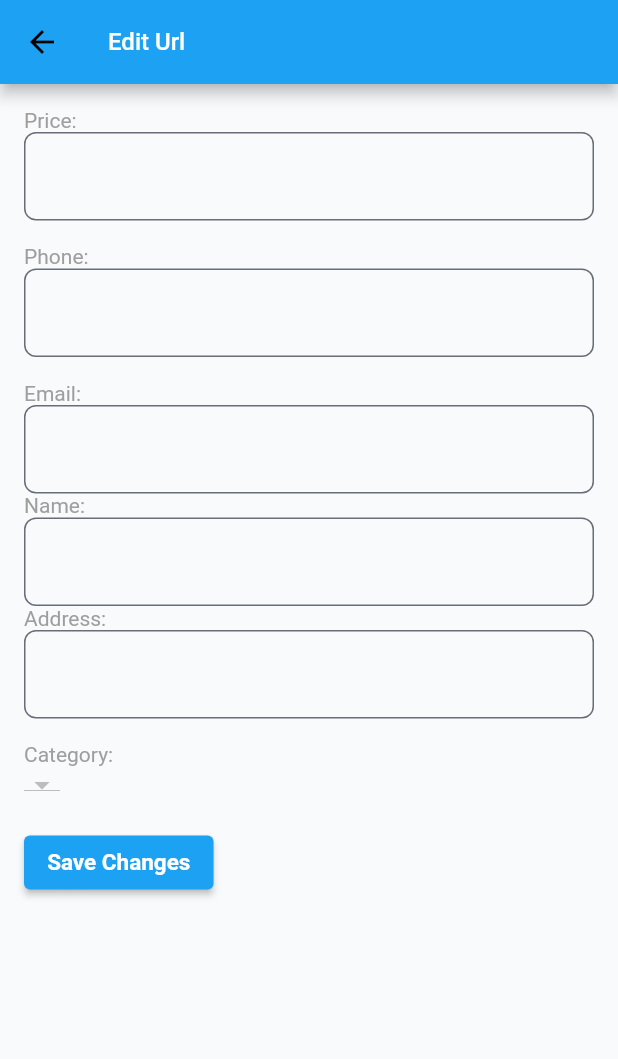
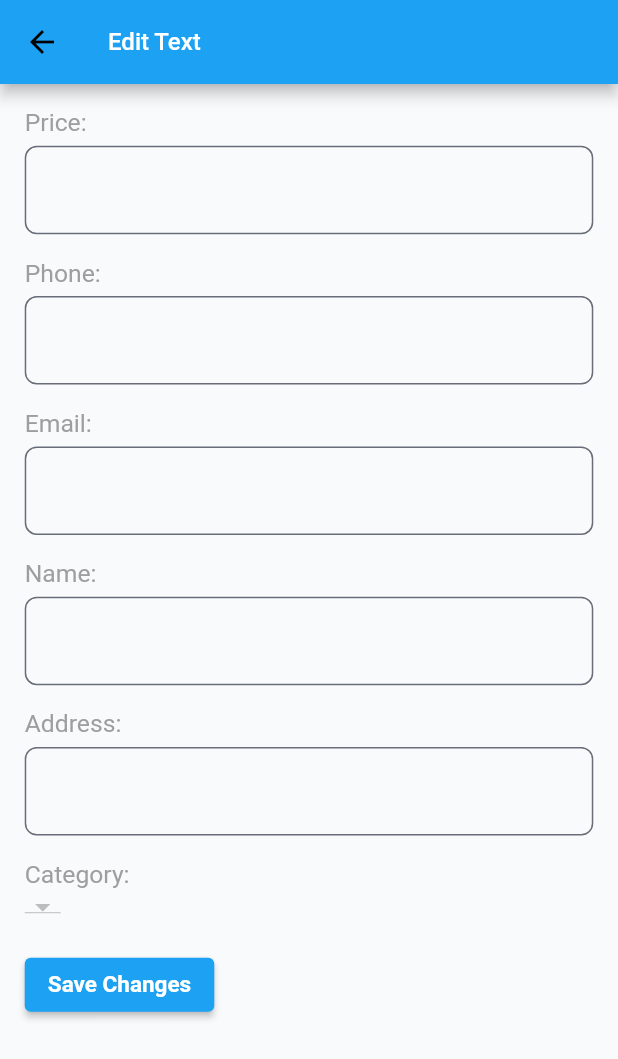
Before and after one commit to frankjmclarke/nesting3, a Flutter app: the WebviewUI screen opened directly with empty values, after a tap on the "edit" icon, on a phone screen of 412 x 824 dp. Shown: the top 1059 px of the screen. Run offline on Flutter 3.47's test engine with Material 2 defaults, Android fonts, the light colour scheme and no system bars; our stand-ins replace cloud_firestore, firebase_auth, firebase_core, flutter_dotenv, get, get_storage and 2 more; missing offline and left inert: introduction_slider, receive_sharing_intent; accounts and stored records are empty; Roboto replaces fonts that are missing (ProductSans); statements that could not run were skipped.

Commit message:
MyText widget add

```diff
--- a/lib/ui/edit_text_ui.dart
+++ b/lib/ui/edit_text_ui.dart
@@ -1,5 +1,6 @@
 import 'package:flutter/material.dart';
 import 'package:get/get.dart';
+import 'package:sizer/sizer.dart';
 import 'package:webview_flutter/webview_flutter.dart';
 import '../controllers/category_controller.dart';
 import '../controllers/url_controller.dart';
@@ -47,12 +48,12 @@ class _EditTextUIState extends State<EditTextUI> {
 
       // Load the URL
       final uri = Uri.parse(widget.urlModel.url);
-      if (uri.scheme != null && uri.host != null) {
+      //if (uri.scheme != null && uri.host != null) {
         controller.loadRequest(uri);
-        print("!!!!!!!!!!!!!" +widget.urlModel.url);
-      } else {
-        throw Exception('Invalid URL');
-      }
+        print("!!!!!!!!!!!!!" + widget.urlModel.url);
+     // } else {
+     //   throw Exception('Invalid URL');
+    //  }
     } catch (e) {
       print('Error loading URL: $e');
       // Handle the error (e.g., show an error message)
@@ -66,9 +67,9 @@ class _EditTextUIState extends State<EditTextUI> {
     _priceController.addListener(_onUrlChanged);
 
     categoryList = CategoryController.to.getCategories();
-    selectedCategory = (categoryList.isNotEmpty ? categoryList[0]['title']! : null)!;
+    selectedCategory =
+        (categoryList.isNotEmpty ? categoryList[0]['title']! : null)!;
   }
-
 
   @override
   void dispose() {
@@ -82,6 +83,7 @@ class _EditTextUIState extends State<EditTextUI> {
       //  controller.loadRequest(_urlController.text as Uri);
     });
   }
+
   List<String> canceledFields = [];
 
   Future<void> _saveChanges() async {
@@ -110,7 +112,8 @@ class _EditTextUIState extends State<EditTextUI> {
   }
 
   String? getValueFromKey(String key) {
-    Map<String, String>? map = categoryList.firstWhereOrNull((map) => map.containsKey(key));
+    Map<String, String>? map =
+        categoryList.firstWhereOrNull((map) => map.containsKey(key));
     return map != null ? map[key] : null;
   }
 
@@ -121,15 +124,17 @@ class _EditTextUIState extends State<EditTextUI> {
   }
 
   String? getUidFromName(String aname) {
-    final category = categoryList.firstWhere((category) => category['title'] == aname, orElse: () => createEmptyMap());
-    return category != null ? category['uid'] : null;
+    final category = categoryList.firstWhere(
+        (category) => category['title'] == aname,
+        orElse: () => createEmptyMap());
+    return  category['uid'];
   }
 
   @override
   Widget build(BuildContext context) {
     return Scaffold(
       appBar: AppBar(
-        title: Text('Edit Url'),
+        title: Text('Edit Text'),
       ),
       body: Column(
         crossAxisAlignment: CrossAxisAlignment.start,
@@ -137,34 +142,21 @@ class _EditTextUIState extends State<EditTextUI> {
           Expanded(
             child: SingleChildScrollView(
               child: Padding(
-                padding: const EdgeInsets.all(16.0),
+                padding:  EdgeInsets.all(4.w),
                 child: Column(
                   crossAxisAlignment: CrossAxisAlignment.start,
                   children: [
-                    Text('Price:'),
-                    TextFormField(
-                      controller: _priceController,
+                    InputText(text: 'Price:', controller: _priceController),
+                    InputText(text: 'Phone:', controller: _phoneController),
+                    InputText(text: 'Email:', controller: _emailController),
+                    InputText(text: 'Name:', controller: _nameController),
+                    InputText(text: 'Address:', controller: _addressController),
+                    Text(
+                      'Category:',
+                      style: TextStyle(
+                        fontSize: 12.sp,
+                      ),
                     ),
-                    SizedBox(height: 16.0),
-                    Text('Phone:'),
-                    TextFormField(
-                      controller: _phoneController,
-                    ),
-                    SizedBox(height: 16.0),
-                    Text('Email:'),
-                    TextFormField(
-                      controller: _emailController,
-                    ),
-                    Text('Name:'),
-                    TextFormField(
-                      controller: _nameController,
-                    ),
-                    Text('Address:'),
-                    TextFormField(
-                      controller: _addressController,
-                    ),
-                    SizedBox(height: 16.0),
-                    Text('Category:'),
                     DropdownButton<String>(
                       value: selectedCategory,
                       onChanged: (String? newValue) {
@@ -172,12 +164,19 @@ class _EditTextUIState extends State<EditTextUI> {
                           selectedCategory = newValue!;
                         });
                       },
-                      items: categoryList.map<DropdownMenuItem<String>>((Map<String, String> category) {
-                        return DropdownMenuItem<String>(
-                          value: category['title']!,
-                          child: Text(category['title']!),
-                        );
-                      }).toList(),
+                      items: categoryList.map<DropdownMenuItem<String>>(
+                            (Map<String, String> category) {
+                          return DropdownMenuItem<String>(
+                            value: category['title']!,
+                            child: Text(
+                              category['title']!,
+                              style: TextStyle(
+                                fontSize: 12.sp,
+                              ),
+                            ),
+                          );
+                        },
+                      ).toList(),
                     ),
                     SizedBox(height: 16.0),
                     ElevatedButton(
@@ -194,3 +193,52 @@ class _EditTextUIState extends State<EditTextUI> {
     );
   }
 }
+
+class MyText extends StatelessWidget {
+  final String text;
+
+  const MyText({required this.text});
+
+  @override
+  Widget build(BuildContext context) {
+    return Column(
+      children: [
+        SizedBox(
+          height: 3.h,
+          child: Text(
+            text,
+            style: TextStyle(
+              fontSize: 12.sp,
+            ),
+          ),
+        ),
+
+      ],
+    );
+  }
+}
+
+
+class InputText extends StatelessWidget {
+  final String text;
+  final TextEditingController controller;
+
+  const InputText({
+    required this.text,
+    required this.controller,
+  });
+
+  @override
+  Widget build(BuildContext context) {
+    return Column(
+      crossAxisAlignment: CrossAxisAlignment.start,
+      children: [
+        MyText(text: text),
+        TextFormField(
+          controller: controller,
+        ),
+        SizedBox(height: 2.h),
+      ],
+    );
+  }
+}
--- a/lib/ui/stored_list_ui.dart
+++ b/lib/ui/stored_list_ui.dart
@@ -124,7 +124,7 @@ class _CardItemState extends State<CardItem> {
           return InkWell(
             onTap: () {
               setState(() {
-               // _editUrlModel(urlModel);
+               _editUrlModel(urlModel);
               });
             },
             child: Container(
@@ -187,11 +187,11 @@ class _CardItemState extends State<CardItem> {
                       right: 5.0,
                       child: GestureDetector(
                         onTap: () {
-                          _editUrlModel(urlModel);
+                          _deleteUrlModel(index);
                         },
                         child: Icon(
-                          Icons.chevron_right,
-                          color: Colors.black,
+                          Icons.delete,//chevron_right
+                          color: Colors.black87,
                         ),
                       ),
                     ),
--- a/lib/ui/webview_ui.dart
+++ b/lib/ui/webview_ui.dart
@@ -56,13 +56,7 @@ class _WebviewUIState extends State<WebviewUI> {
   Widget build(BuildContext context) {
     return Scaffold(
       appBar: AppBar(
-        title: Text('Stored List'),
-        leading: IconButton(
-          icon: Icon(Icons.delete),
-          onPressed: () {
-            deleteItem(0);
-          },
-        ),
+        title: Text('Web View'),
         actions: [
           IconButton(
             icon: Icon(Icons.edit),
```
